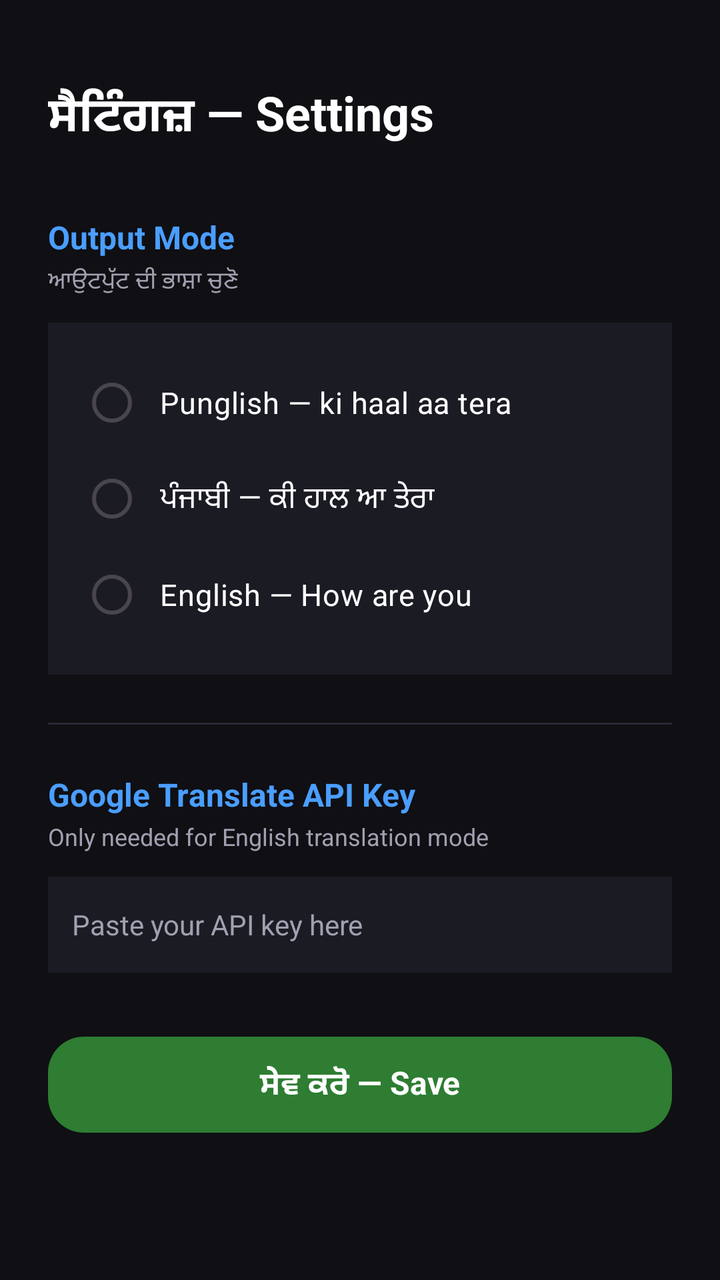
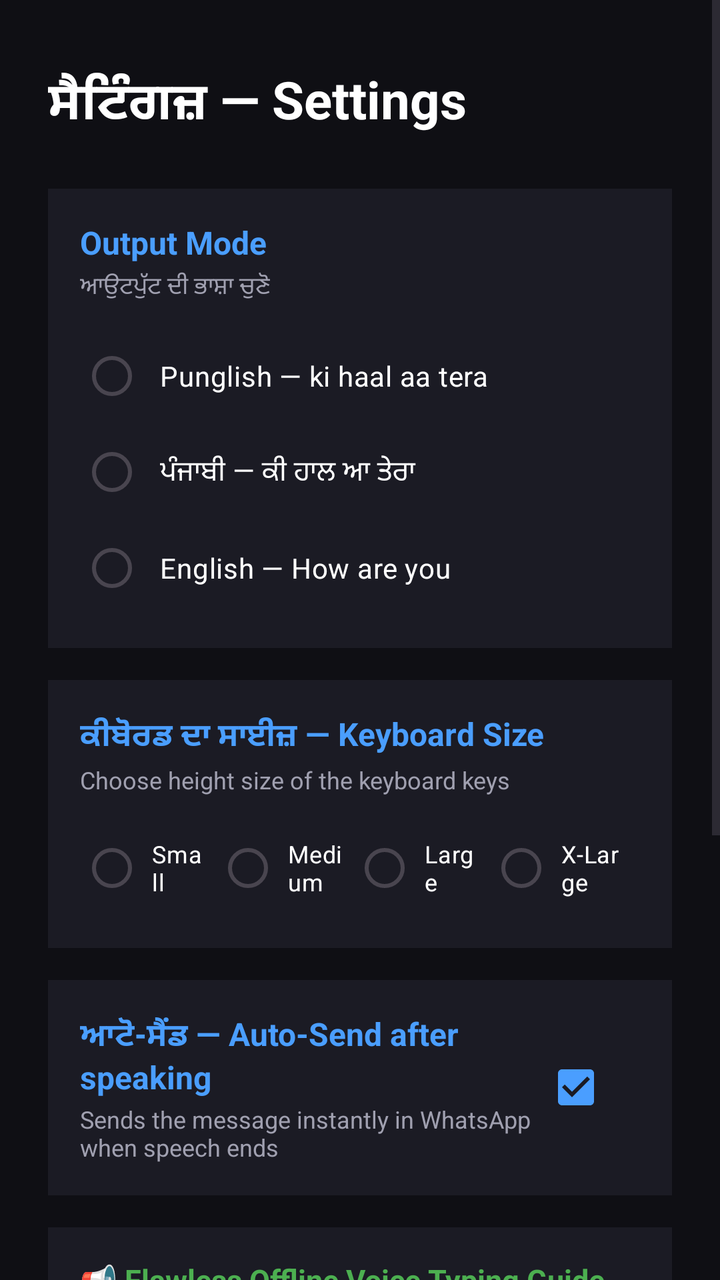

Screens rendered from an Android XML layout before and after an edit, with the pre-edit source and the edit as a unified diff.
<!-- AndroidManifest.xml: activity theme Theme.BolKe -->
<!-- res/layout/activity_settings.xml -->
<?xml version="1.0" encoding="utf-8"?>
<ScrollView xmlns:android="http://schemas.android.com/apk/res/android"
    android:layout_width="match_parent"
    android:layout_height="match_parent"
    android:background="@color/activity_bg"
    android:fillViewport="true">

    <LinearLayout
        android:layout_width="match_parent"
        android:layout_height="wrap_content"
        android:orientation="vertical"
        android:padding="24dp">

        
        <TextView
            android:layout_width="wrap_content"
            android:layout_height="wrap_content"
            android:text="@string/settings_title"
            android:textColor="@color/text_primary"
            android:textSize="24sp"
            android:textStyle="bold"
            android:layout_marginTop="16dp"
            android:layout_marginBottom="32dp" />

        
        <TextView
            android:layout_width="wrap_content"
            android:layout_height="wrap_content"
            android:text="@string/settings_output_mode"
            android:textColor="@color/accent_blue"
            android:textSize="16sp"
            android:textStyle="bold" />

        <TextView
            android:layout_width="wrap_content"
            android:layout_height="wrap_content"
            android:text="@string/settings_output_mode_desc"
            android:textColor="@color/text_secondary"
            android:textSize="12sp"
            android:layout_marginTop="2dp"
            android:layout_marginBottom="12dp" />

        <RadioGroup
            android:id="@+id/mode_radio_group"
            android:layout_width="match_parent"
            android:layout_height="wrap_content"
            android:background="@color/card_bg"
            android:padding="16dp"
            android:layout_marginBottom="24dp">

            <RadioButton
                android:id="@+id/radio_punglish"
                android:layout_width="match_parent"
                android:layout_height="wrap_content"
                android:text="Punglish — ki haal aa tera"
                android:textColor="@color/text_primary"
                android:textSize="15sp"
                android:buttonTint="@color/accent_blue"
                android:padding="8dp" />

            <RadioButton
                android:id="@+id/radio_punjabi"
                android:layout_width="match_parent"
                android:layout_height="wrap_content"
                android:text="ਪੰਜਾਬੀ — ਕੀ ਹਾਲ ਆ ਤੇਰਾ"
                android:textColor="@color/text_primary"
                android:textSize="15sp"
                android:buttonTint="@color/accent_blue"
                android:padding="8dp" />

            <RadioButton
                android:id="@+id/radio_english"
                android:layout_width="match_parent"
                android:layout_height="wrap_content"
                android:text="English — How are you"
                android:textColor="@color/text_primary"
                android:textSize="15sp"
                android:buttonTint="@color/accent_blue"
                android:padding="8dp" />
        </RadioGroup>

        
        <View
            android:layout_width="match_parent"
            android:layout_height="1dp"
            android:background="@color/divider"
            android:layout_marginBottom="24dp" />

        
        <TextView
            android:layout_width="wrap_content"
            android:layout_height="wrap_content"
            android:text="@string/settings_api_key"
            android:textColor="@color/accent_blue"
            android:textSize="16sp"
            android:textStyle="bold" />

        <TextView
            android:layout_width="wrap_content"
            android:layout_height="wrap_content"
            android:text="Only needed for English translation mode"
            android:textColor="@color/text_secondary"
            android:textSize="12sp"
            android:layout_marginTop="2dp"
            android:layout_marginBottom="12dp" />

        <EditText
            android:id="@+id/api_key_input"
            android:layout_width="match_parent"
            android:layout_height="48dp"
            android:hint="@string/settings_api_key_hint"
            android:textColor="@color/text_primary"
            android:textColorHint="@color/text_secondary"
            android:textSize="14sp"
            android:background="@color/card_bg"
            android:padding="12dp"
            android:inputType="text"
            android:singleLine="true"
            android:layout_marginBottom="32dp" />

        
        <TextView
            android:id="@+id/btn_save"
            android:layout_width="match_parent"
            android:layout_height="48dp"
            android:text="@string/settings_save"
            android:textColor="@color/key_text"
            android:textSize="16sp"
            android:textStyle="bold"
            android:gravity="center"
            android:background="@drawable/btn_send_bg"
            android:clickable="true"
            android:focusable="true" />

        
        <TextView
            android:id="@+id/save_status"
            android:layout_width="wrap_content"
            android:layout_height="wrap_content"
            android:textColor="@color/accent_green"
            android:textSize="14sp"
            android:gravity="center"
            android:layout_gravity="center_horizontal"
            android:layout_marginTop="12dp"
            android:visibility="gone" />

    </LinearLayout>
</ScrollView>
<!-- resources referenced by this layout -->
<resources>
  <color name="accent_blue">#4A9EFF</color>
  <color name="accent_green">#4CAF50</color>
  <color name="activity_bg">#0F0F14</color>
  <color name="card_bg">#1B1B24</color>
  <color name="divider">#2A2A35</color>
  <color name="key_text">#FFFFFF</color>
  <color name="text_primary">#FFFFFF</color>
  <color name="text_secondary">#A0A0B0</color>
  <!-- drawable btn_send_bg (drawable) -->
  <?xml version="1.0" encoding="utf-8"?>
  <shape xmlns:android="http://schemas.android.com/apk/res/android"
      android:shape="rectangle">
      <solid android:color="@color/btn_send_bg" />
      <corners android:radius="18dp" />
  </shape>
  <string name="settings_api_key">Google Translate API Key</string>
  <string name="settings_api_key_hint">Paste your API key here</string>
  <string name="settings_output_mode">Output Mode</string>
  <string name="settings_output_mode_desc">ਆਉਟਪੁੱਟ ਦੀ ਭਾਸ਼ਾ ਚੁਣੋ</string>
  <string name="settings_save">ਸੇਵ ਕਰੋ — Save</string>
  <string name="settings_title">ਸੈਟਿੰਗਜ਼ — Settings</string>
  <style name="Theme.BolKe" parent="Theme.Material3.DayNight.NoActionBar">
          <item name="android:statusBarColor">@color/status_bar</item>
          <item name="android:navigationBarColor">@color/activity_bg</item>
          <item name="android:windowBackground">@color/activity_bg</item>
          <item name="colorPrimary">@color/accent_blue</item>
          <item name="colorPrimaryDark">@color/status_bar</item>
          <item name="colorAccent">@color/accent_blue</item>
      </style>
  <color name="btn_send_bg">#2E7D32</color>
  <color name="status_bar">#0A0A0E</color>
</resources>

<!-- the commit's change to res/layout/activity_settings.xml (unified diff, before → after) -->
@@ -17,106 +17,277 @@
             android:layout_height="wrap_content"
             android:text="@string/settings_title"
             android:textColor="@color/text_primary"
-            android:textSize="24sp"
+            android:textSize="26sp"
             android:textStyle="bold"
-            android:layout_marginTop="16dp"
-            android:layout_marginBottom="32dp" />
+            android:layout_marginTop="8dp"
+            android:layout_marginBottom="24dp" />
+
+        
+        <LinearLayout
+            android:layout_width="match_parent"
+            android:layout_height="wrap_content"
+            android:orientation="vertical"
+            android:background="@color/card_bg"
+            android:padding="16dp"
+            android:layout_marginBottom="16dp">
+
+            <TextView
+                android:layout_width="wrap_content"
+                android:layout_height="wrap_content"
+                android:text="@string/settings_output_mode"
+                android:textColor="@color/accent_blue"
+                android:textSize="16sp"
+                android:textStyle="bold" />
+
+            <TextView
+                android:layout_width="wrap_content"
+                android:layout_height="wrap_content"
+                android:text="@string/settings_output_mode_desc"
+                android:textColor="@color/text_secondary"
+                android:textSize="12sp"
+                android:layout_marginTop="2dp"
+                android:layout_marginBottom="12dp" />
+
+            <RadioGroup
+                android:id="@+id/mode_radio_group"
+                android:layout_width="match_parent"
+                android:layout_height="wrap_content"
+                android:orientation="vertical">
+
+                <RadioButton
+                    android:id="@+id/radio_punglish"
+                    android:layout_width="match_parent"
+                    android:layout_height="wrap_content"
+                    android:text="Punglish — ki haal aa tera"
+                    android:textColor="@color/text_primary"
+                    android:textSize="14sp"
+                    android:buttonTint="@color/accent_blue"
+                    android:padding="8dp" />
+
+                <RadioButton
+                    android:id="@+id/radio_punjabi"
+                    android:layout_width="match_parent"
+                    android:layout_height="wrap_content"
+                    android:text="ਪੰਜਾਬੀ — ਕੀ ਹਾਲ ਆ ਤੇਰਾ"
+                    android:textColor="@color/text_primary"
+                    android:textSize="14sp"
+                    android:buttonTint="@color/accent_blue"
+                    android:padding="8dp" />
+
+                <RadioButton
+                    android:id="@+id/radio_english"
+                    android:layout_width="match_parent"
+                    android:layout_height="wrap_content"
+                    android:text="English — How are you"
+                    android:textColor="@color/text_primary"
+                    android:textSize="14sp"
+                    android:buttonTint="@color/accent_blue"
+                    android:padding="8dp" />
+            </RadioGroup>
+        </LinearLayout>
+
+        
+        <LinearLayout
+            android:layout_width="match_parent"
+            android:layout_height="wrap_content"
+            android:orientation="vertical"
+            android:background="@color/card_bg"
+            android:padding="16dp"
+            android:layout_marginBottom="16dp">
+
+            <TextView
+                android:layout_width="wrap_content"
+                android:layout_height="wrap_content"
+                android:text="ਕੀਬੋਰਡ ਦਾ ਸਾਈਜ਼ — Keyboard Size"
+                android:textColor="@color/accent_blue"
+                android:textSize="16sp"
+                android:textStyle="bold" />
+
+            <TextView
+                android:layout_width="wrap_content"
+                android:layout_height="wrap_content"
+                android:text="Choose height size of the keyboard keys"
+                android:textColor="@color/text_secondary"
+                android:textSize="12sp"
+                android:layout_marginTop="2dp"
+                android:layout_marginBottom="12dp" />
+
+            <RadioGroup
+                android:id="@+id/size_radio_group"
+                android:layout_width="match_parent"
+                android:layout_height="wrap_content"
+                android:orientation="horizontal"
+                android:gravity="center_horizontal">
+
+                <RadioButton
+                    android:id="@+id/size_small"
+                    android:layout_width="0dp"
+                    android:layout_height="wrap_content"
+                    android:layout_weight="1"
+                    android:text="Small"
+                    android:textColor="@color/text_primary"
+                    android:textSize="12sp"
+                    android:buttonTint="@color/accent_blue"
+                    android:padding="4dp" />
+
+                <RadioButton
+                    android:id="@+id/size_medium"
+                    android:layout_width="0dp"
+                    android:layout_height="wrap_content"
+                    android:layout_weight="1"
+                    android:text="Medium"
+                    android:textColor="@color/text_primary"
+                    android:textSize="12sp"
+                    android:buttonTint="@color/accent_blue"
+                    android:padding="4dp" />
+
+                <RadioButton
+                    android:id="@+id/size_large"
+                    android:layout_width="0dp"
+                    android:layout_height="wrap_content"
+                    android:layout_weight="1"
+                    android:text="Large"
+                    android:textColor="@color/text_primary"
+                    android:textSize="12sp"
+                    android:buttonTint="@color/accent_blue"
+                    android:padding="4dp" />
+
+                <RadioButton
+                    android:id="@+id/size_xlarge"
+                    android:layout_width="0dp"
+                    android:layout_height="wrap_content"
+                    android:layout_weight="1.1"
+                    android:text="X-Large"
+                    android:textColor="@color/text_primary"
+                    android:textSize="12sp"
+                    android:buttonTint="@color/accent_blue"
+                    android:padding="4dp" />
+            </RadioGroup>
+        </LinearLayout>
+
+        
+        <LinearLayout
+            android:layout_width="match_parent"
+            android:layout_height="wrap_content"
+            android:orientation="horizontal"
+            android:background="@color/card_bg"
+            android:padding="16dp"
+            android:gravity="center_vertical"
+            android:layout_marginBottom="16dp">
+
+            <LinearLayout
+                android:layout_width="0dp"
+                android:layout_height="wrap_content"
+                android:layout_weight="1"
+                android:orientation="vertical">
+
+                <TextView
+                    android:layout_width="wrap_content"
+                    android:layout_height="wrap_content"
+                    android:text="ਆਟੋ-ਸੈਂਡ — Auto-Send after speaking"
+                    android:textColor="@color/accent_blue"
+                    android:textSize="16sp"
+                    android:textStyle="bold" />
+
+                <TextView
+                    android:layout_width="wrap_content"
+                    android:layout_height="wrap_content"
+                    android:text="Sends the message instantly in WhatsApp when speech ends"
+                    android:textColor="@color/text_secondary"
+                    android:textSize="12sp"
+                    android:layout_marginTop="2dp" />
+            </LinearLayout>
+
+            <CheckBox
+                android:id="@+id/auto_send_checkbox"
+                android:layout_width="wrap_content"
+                android:layout_height="wrap_content"
+                android:buttonTint="@color/accent_blue"
+                android:checked="true" />
+        </LinearLayout>
+
+        
+        <LinearLayout
+            android:layout_width="match_parent"
+            android:layout_height="wrap_content"
+            android:orientation="vertical"
+            android:background="@color/card_bg"
+            android:padding="16dp"
+            android:layout_marginBottom="16dp">
+
+            <TextView
+                android:layout_width="wrap_content"
+                android:layout_height="wrap_content"
+                android:text="📢 Flawless Offline Voice Typing Guide"
+                android:textColor="@color/accent_green"
+                android:textSize="15sp"
+                android:textStyle="bold" />
+
+            <TextView
+                android:layout_width="match_parent"
+                android:layout_height="wrap_content"
+                android:text="For the best accuracy and instant, offline Punjabi typing, download the Punjabi language model:\n\n1. Open the Google app on your phone.\n2. Tap your profile -> Settings -> Voice.\n3. Tap Offline speech recognition -> 'All' tab.\n4. Search for 'Punjabi' (ਪੰਜਾਬੀ) and download it.\n\nਇਹ ਸੈਟਿੰਗ ਕਰਨ ਨਾਲ ਵੌਇਸ ਟਾਈਪਿੰਗ ਬਿਨਾਂ ਇੰਟਰਨੈੱਟ ਦੇ ਵੀ ਬਹੁਤ ਤੇਜ਼ ਅਤੇ ਸਹੀ ਕੰਮ ਕਰੇਗੀ।"
+                android:textColor="@color/text_secondary"
+                android:textSize="12sp"
+                android:layout_marginTop="8dp"
+                android:lineSpacingExtra="3dp" />
+        </LinearLayout>
 
         
         <TextView
+            android:id="@+id/btn_advanced_settings"
             android:layout_width="wrap_content"
             android:layout_height="wrap_content"
-            android:text="@string/settings_output_mode"
-            android:textColor="@color/accent_blue"
-            android:textSize="16sp"
-            android:textStyle="bold" />
-
-        <TextView
-            android:layout_width="wrap_content"
-            android:layout_height="wrap_content"
-            android:text="@string/settings_output_mode_desc"
+            android:text="⚙️ Advanced Settings (Google Cloud API) ▾"
             android:textColor="@color/text_secondary"
-            android:textSize="12sp"
-            android:layout_marginTop="2dp"
-            android:layout_marginBottom="12dp" />
-
-        <RadioGroup
-            android:id="@+id/mode_radio_group"
-            android:layout_width="match_parent"
-            android:layout_height="wrap_content"
-            android:background="@color/card_bg"
-            android:padding="16dp"
+            android:textSize="14sp"
+            android:clickable="true"
+            android:focusable="true"
+            android:layout_gravity="center_horizontal"
+            android:padding="8dp"
+            android:layout_marginBottom="8dp" />
+
+        
+        <LinearLayout
+            android:id="@+id/advanced_settings_container"
+            android:layout_width="match_parent"
+            android:layout_height="wrap_content"
+            android:orientation="vertical"
+            android:background="@color/card_bg"
+            android:padding="16dp"
+            android:visibility="gone"
             android:layout_marginBottom="24dp">
 
-            <RadioButton
-                android:id="@+id/radio_punglish"
+            <TextView
+                android:layout_width="wrap_content"
+                android:layout_height="wrap_content"
+                android:text="@string/settings_api_key"
+                android:textColor="@color/accent_blue"
+                android:textSize="15sp"
+                android:textStyle="bold" />
+
+            <TextView
+                android:layout_width="wrap_content"
+                android:layout_height="wrap_content"
+                android:text="Paste your Google Cloud Translation API Key below to translate Punjabi speech to English text."
+                android:textColor="@color/text_secondary"
+                android:textSize="12sp"
+                android:layout_marginTop="2dp"
+                android:layout_marginBottom="12dp" />
+
+            <EditText
+                android:id="@+id/api_key_input"
                 android:layout_width="match_parent"
-                android:layout_height="wrap_content"
-                android:text="Punglish — ki haal aa tera"
+                android:layout_height="48dp"
+                android:hint="@string/settings_api_key_hint"
                 android:textColor="@color/text_primary"
-                android:textSize="15sp"
-                android:buttonTint="@color/accent_blue"
-                android:padding="8dp" />
-
-            <RadioButton
-                android:id="@+id/radio_punjabi"
-                android:layout_width="match_parent"
-                android:layout_height="wrap_content"
-                android:text="ਪੰਜਾਬੀ — ਕੀ ਹਾਲ ਆ ਤੇਰਾ"
-                android:textColor="@color/text_primary"
-                android:textSize="15sp"
-                android:buttonTint="@color/accent_blue"
-                android:padding="8dp" />
-
-            <RadioButton
-                android:id="@+id/radio_english"
-                android:layout_width="match_parent"
-                android:layout_height="wrap_content"
-                android:text="English — How are you"
-                android:textColor="@color/text_primary"
-                android:textSize="15sp"
-                android:buttonTint="@color/accent_blue"
-                android:padding="8dp" />
-        </RadioGroup>
-
-        
-        <View
-            android:layout_width="match_parent"
-            android:layout_height="1dp"
-            android:background="@color/divider"
-            android:layout_marginBottom="24dp" />
-
-        
-        <TextView
-            android:layout_width="wrap_content"
-            android:layout_height="wrap_content"
-            android:text="@string/settings_api_key"
-            android:textColor="@color/accent_blue"
-            android:textSize="16sp"
-            android:textStyle="bold" />
-
-        <TextView
-            android:layout_width="wrap_content"
-            android:layout_height="wrap_content"
-            android:text="Only needed for English translation mode"
-            android:textColor="@color/text_secondary"
-            android:textSize="12sp"
-            android:layout_marginTop="2dp"
-            android:layout_marginBottom="12dp" />
-
-        <EditText
-            android:id="@+id/api_key_input"
-            android:layout_width="match_parent"
-            android:layout_height="48dp"
-            android:hint="@string/settings_api_key_hint"
-            android:textColor="@color/text_primary"
-            android:textColorHint="@color/text_secondary"
-            android:textSize="14sp"
-            android:background="@color/card_bg"
-            android:padding="12dp"
-            android:inputType="text"
-            android:singleLine="true"
-            android:layout_marginBottom="32dp" />
+                android:textColorHint="@color/text_secondary"
+                android:textSize="13sp"
+                android:background="@color/top_bar_bg"
+                android:padding="12dp"
+                android:inputType="text"
+                android:singleLine="true" />
+        </LinearLayout>
 
         
         <TextView
<!-- resource entries referenced after the edit -->
@@ -4,10 +4,10 @@
   <color name="accent_green">#4CAF50</color>
   <color name="activity_bg">#0F0F14</color>
   <color name="card_bg">#1B1B24</color>
-  <color name="divider">#2A2A35</color>
   <color name="key_text">#FFFFFF</color>
   <color name="text_primary">#FFFFFF</color>
   <color name="text_secondary">#A0A0B0</color>
+  <color name="top_bar_bg">#16161A</color>
   <!-- drawable btn_send_bg (drawable) -->
   <?xml version="1.0" encoding="utf-8"?>
   <shape xmlns:android="http://schemas.android.com/apk/res/android"
